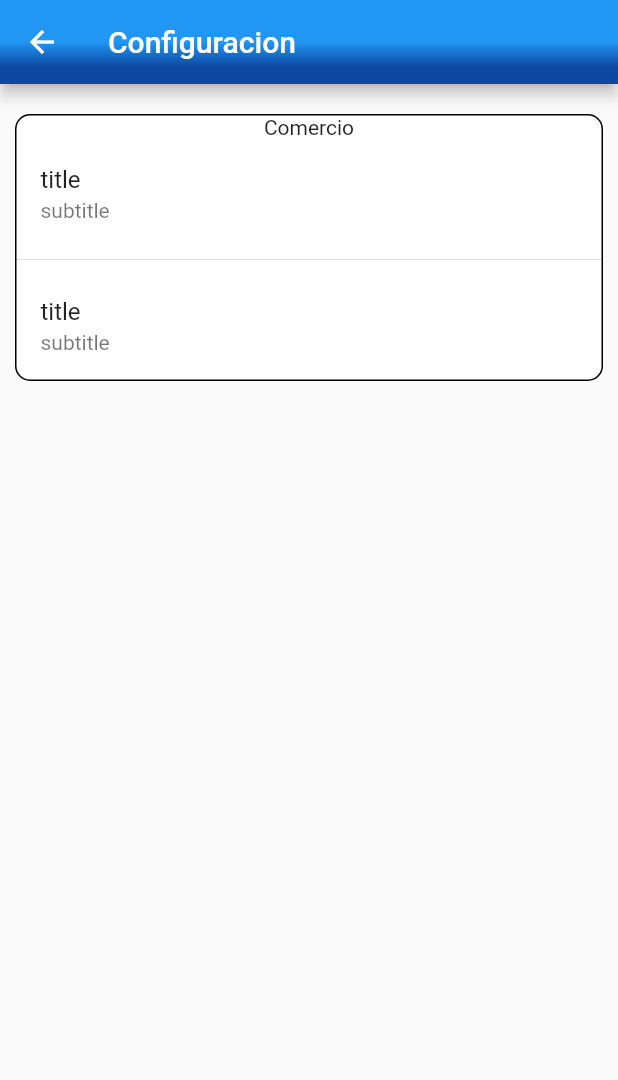
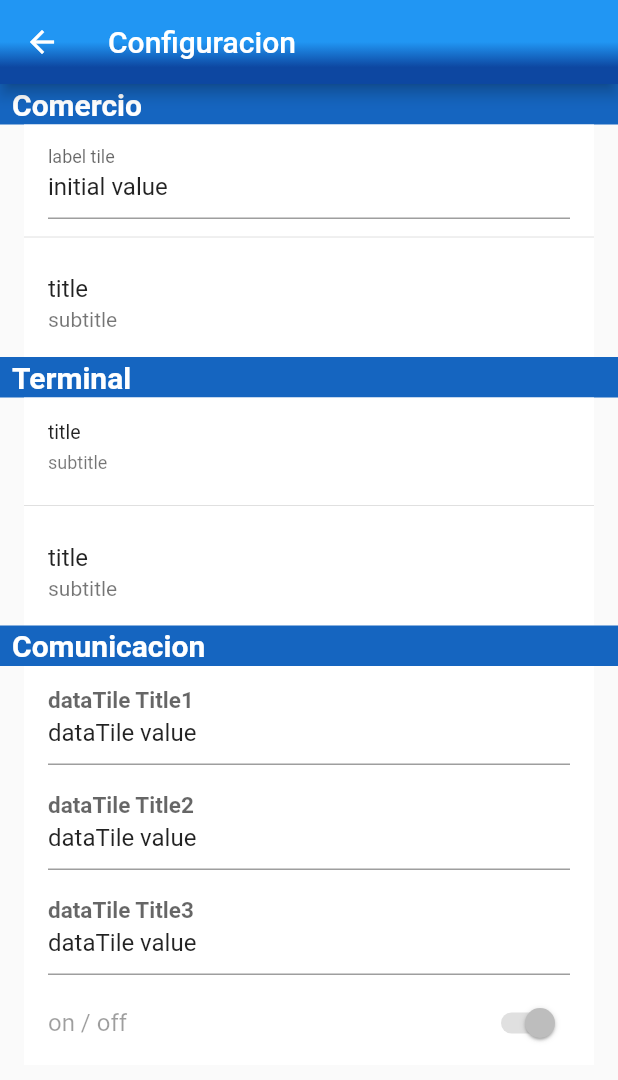
Before and after one commit to Juvenalhz/pos-flutter, a Flutter app: the ConfigurationScreen screen opened directly, on a phone screen of 412 x 824 dp. Shown: the top 1080 px of the screen. Run offline on Flutter 3.47's test engine with Material 2 defaults, Android fonts, the phone set to English and light mode, and no system bars; our stand-ins replace bloc, convert, equatable, file_picker, flutter_bloc, sqflite; accounts and stored records are empty.

Commit message:
add template for parameters edition

```diff
--- a/lib/screens/ConfigurationScreen.dart
+++ b/lib/screens/ConfigurationScreen.dart
@@ -4,7 +4,8 @@ import 'package:flutter/material.dart';
 class ConfigurationScreen extends StatelessWidget {
   @override
   Widget build(BuildContext context) {
-    return Scaffold(
+    return SafeArea(
+      child: Scaffold(
         appBar: AppBar(
           title: Text("Configuracion"),
           leading: IconButton(
@@ -25,23 +26,49 @@ class ConfigurationScreen extends StatelessWidget {
             ),
           ),
         ),
-      body: Column(children: <Widget>[
-        SizedBox(height: 10),
+        body: ListView(
+            children: <Widget>[
+
+          Container(
+              width: double.infinity,
+              decoration:
+                BoxDecoration(color: Colors.blue[800]),
+              child: Padding(
+                padding: const EdgeInsets.fromLTRB(8, 2, 8 , 2),
+                child: Text(
+                  'Comercio',
+                  style: TextStyle(
+                      color: Colors.white,
+                      fontWeight: FontWeight.bold,
+                      fontSize: 20,
+                  ),
+                ),
+              ),
+            ),
+
+
+
+
           Padding(
-            padding: const EdgeInsets.all(10.0),
+              padding: const EdgeInsets.fromLTRB(16, 0, 16, 0),
               child: Container(
                 width: double.infinity,
                 decoration:
-                  BoxDecoration(color: Colors.white, borderRadius: BorderRadius.circular(10.0), border: Border.all(color: Colors.black)),
+                    BoxDecoration(
+                        color: Colors.white,
+//                        borderRadius: BorderRadius.circular(10.0),
+//                        border: Border.all(color: Colors.black)
+                    ),
                 child: Column(
                   children: <Widget>[
-                  Text(
-                    'Comercio',
-                    textAlign: TextAlign.left,
+                    ListTile(
+                      title: TextFormField(
+                        decoration: const InputDecoration(
+                            labelText: 'label tile'
                         ),
-                  ListTile(
-                    title: Text('title'),
-                    subtitle: Text('subtitle'),
+                      initialValue: 'initial value',
+                      ),
+                      dense: true,
                     ),
                     Divider(),
                     ListTile(
@@ -51,7 +78,167 @@ class ConfigurationScreen extends StatelessWidget {
                   ],
                 ),
               )),
+
+
+
+              Container(
+                width: double.infinity,
+                decoration:
+                BoxDecoration(color: Colors.blue[800]),
+                child: Padding(
+                  padding: const EdgeInsets.fromLTRB(8, 2, 8 , 2),
+                  child: Text(
+                    'Terminal',
+                    style: TextStyle(
+                      color: Colors.white,
+                      fontWeight: FontWeight.bold,
+                      fontSize: 20,
+                    ),
+                  ),
+                ),
+              ),
+
+
+
+
+              Padding(
+                  padding: const EdgeInsets.fromLTRB(16, 0, 16, 0),
+                  child: Container(
+                    width: double.infinity,
+                    decoration:
+                    BoxDecoration(
+                      color: Colors.white,
+//                        borderRadius: BorderRadius.circular(10.0),
+//                        border: Border.all(color: Colors.black)
+                    ),
+                    child: Column(
+                      children: <Widget>[
+                        ListTile(
+                          title: Text('title'),
+                          subtitle: Text('subtitle'),
+                          dense: true,
+                        ),
+                        Divider(),
+                        ListTile(
+                          title: Text('title'),
+                          subtitle: Text('subtitle'),
+                        ),
+                      ],
+                    ),
+                  )),
+
+
+
+              Container(
+                width: double.infinity,
+                decoration:
+                BoxDecoration(color: Colors.blue[800]),
+                child: Padding(
+                  padding: const EdgeInsets.fromLTRB(8, 2, 8 , 2),
+                  child: Text(
+                    'Comunicacion',
+                    style: TextStyle(
+                      color: Colors.white,
+                      fontWeight: FontWeight.bold,
+                      fontSize: 20,
+                    ),
+                  ),
+                ),
+              ),
+              Padding(
+                  padding: const EdgeInsets.fromLTRB(16, 0, 16, 0),
+                  child: Container(
+                    width: double.infinity,
+                    decoration:
+                    BoxDecoration(
+                      color: Colors.white,
+//                        borderRadius: BorderRadius.circular(10.0),
+//                        border: Border.all(color: Colors.black)
+                    ),
+                    child: Column(
+                      children: <Widget>[
+                        dataTile('dataTile Title1', 'dataTile value', TextInputType.text),
+                        //Divider(),
+                        dataTile('dataTile Title2', 'dataTile value', TextInputType.number),
+                        //Divider(),
+                        dataTile('dataTile Title3', 'dataTile value', TextInputType.text),
+                        //Divider(),
+                        onOffTile('on / off', 1),
+                      ],
+                    ),
+                  )),
         ]),
+      ),
     );
   }
 }
+
+Widget dataTile(String myTitle, String value, TextInputType type){
+  return ListTile(
+    title: TextFormField(
+      keyboardType: type,
+      validator: (String newValue) {
+        if(newValue.isEmpty){
+          return 'Este campo no puede estar vacio';
+        }
+        return null;
+      },
+      decoration: InputDecoration(
+          labelText: myTitle,
+          labelStyle: TextStyle(fontSize: 20, fontWeight: FontWeight.bold),
+      ),
+      initialValue: value,
+      onSaved: (String newValue){
+        value = newValue;
+      },
+
+    ),
+    //dense: true,
+  );
+}
+
+Widget onOffTile(String myTitle, int value){
+  return SwitchListTile(
+    title: Text(myTitle),
+    value: (value == 1) ? true : false,
+    );
+}
+
+bool isIP(String str) {
+  RegExp _ipv4Maybe = new RegExp(r'^(\d?\d?\d)\.(\d?\d?\d)\.(\d?\d?\d)\.(\d?\d?\d)$');
+
+  if (!_ipv4Maybe.hasMatch(str)) {
+    return false;
+  }
+
+  var parts = str.split('.');
+  parts.sort((a, b) => int.parse(a) - int.parse(b));
+  return int.parse(parts[3]) <= 255;
+}
+
+Widget ipAddressTile(String myTitle, String value){
+  return ListTile(
+    title: TextFormField(
+      keyboardType: TextInputType.number,
+      validator: (String newValue) {
+        if(newValue.isEmpty){
+          return 'Este campo no puede estar vacio';
+        }
+        if(!isIP(newValue))
+          return 'La direccion IP es invalida';
+
+        return null;
+      },
+      decoration: InputDecoration(
+        labelText: myTitle,
+        labelStyle: TextStyle(fontSize: 20, fontWeight: FontWeight.bold),
+      ),
+      initialValue: value,
+      onSaved: (String newValue){
+        value = newValue;
+      },
+
+    ),
+    //dense: true,
+  );
+}
```
Lines whose indentation alone changed are shown as unchanged.
